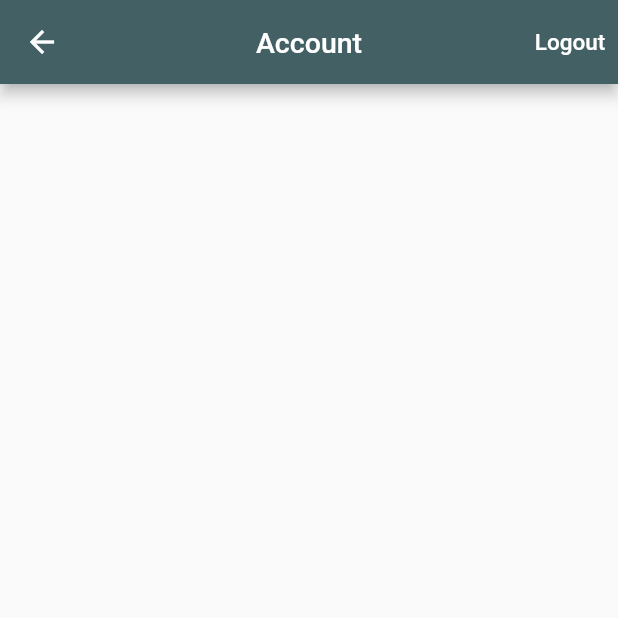
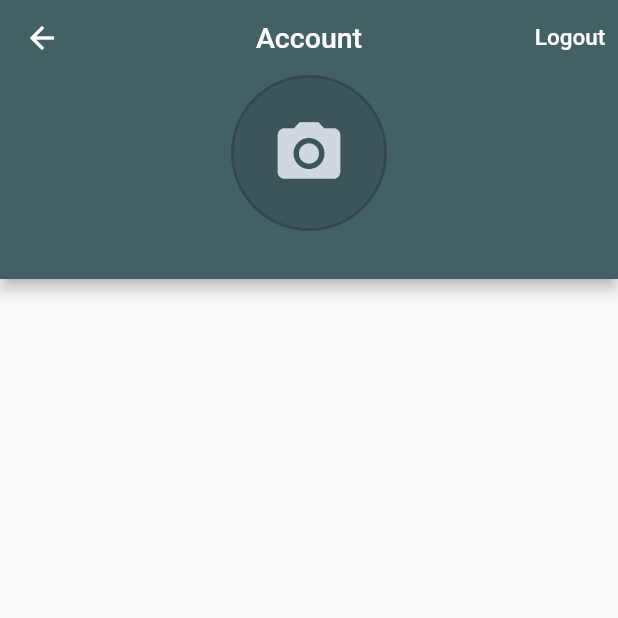
Before and after one commit to VailStawb/time_tracker_app, a Flutter app: the AccountPage screen opened directly, on a phone screen of 412 x 824 dp, the top half of it. Run offline on Flutter 3.47's test engine with Material 2 defaults, Android fonts, the phone set to English and light mode, and no system bars; our stand-ins replace cloud_firestore, firebase_auth, firebase_core, google_sign_in, rxdart; missing offline and left inert: flutter_login_facebook; accounts and stored records are empty.

Commit message:
Make several changes
-Added an avatar image class
-Accessed the User object in the AccountPage
-some code refactoring

```diff
--- a/lib/app/home/account/account_page.dart
+++ b/lib/app/home/account/account_page.dart
@@ -1,6 +1,7 @@
+import 'package:firebase_auth/firebase_auth.dart';
 import 'package:flutter/material.dart';
 import 'package:provider/provider.dart';
-
+import 'package:time_tracker_app/common_widgets/avatar.dart';
 import '../../../common_widgets/show_alert_dialog.dart';
 import '../../../services/auth.dart';
 
@@ -31,6 +32,7 @@ class AccountPage extends StatelessWidget {
 
   @override
   Widget build(BuildContext context) {
+    final auth = Provider.of<AuthBase>(context, listen: false);
     return Scaffold(
       appBar: AppBar(
         centerTitle: true,
@@ -51,7 +53,29 @@ class AccountPage extends StatelessWidget {
             ),
           )
         ],
+        bottom: PreferredSize(
+          preferredSize: const Size.fromHeight(130),
+          child: _buildUserInfo(auth.currentUser),
+        ),
       ),
     );
   }
+
+  Widget _buildUserInfo(User user) {
+    return Column(
+      children: <Widget>[
+        Avatar(
+          photoUrl: user.photoURL,
+          radius: 50,
+        ),
+        const SizedBox(height: 8),
+        if (user.displayName != null)
+          Text(
+            user.displayName,
+            style: const TextStyle(color: Colors.white),
+          ),
+        const SizedBox(height: 8),
+      ],
+    );
+  }
 }
--- a/lib/app/home/job_entries/entry_list_item.dart
+++ b/lib/app/home/job_entries/entry_list_item.dart
@@ -76,14 +76,13 @@ class EntryListItem extends StatelessWidget {
 
 class DismissibleEntryListItem extends StatelessWidget {
   const DismissibleEntryListItem({
-    this.key,
     this.entry,
     this.job,
     this.onDismissed,
     this.onTap,
-  });
+    Key key,
+  }) : super(key: key);
 
-  final Key key;
   final Entry entry;
   final Job job;
   final VoidCallback onDismissed;
--- a/lib/app/home/job_entries/entry_page.dart
+++ b/lib/app/home/job_entries/entry_page.dart
@@ -66,9 +66,10 @@ class _EntryPageState extends State<EntryPage> {
 
   Future<void> _setEntryAndDismiss(BuildContext context) async {
     try {
+      NavigatorState navigator = Navigator.of(context);
       final entry = _entryFromState();
       await widget.database.setEntry(entry);
-      Navigator.of(context).pop();
+      navigator.pop();
     } on FirebaseException catch (e) {
       showExceptionAlertDialog(
         context,
--- /dev/null
+++ b/lib/common_widgets/avatar.dart
@@ -0,0 +1,27 @@
+import 'package:flutter/material.dart';
+
+class Avatar extends StatelessWidget {
+  const Avatar({Key key, @required this.photoUrl, @required this.radius}) : super(key: key);
+
+  final String photoUrl;
+  final double radius;
+
+  @override
+  Widget build(BuildContext context) {
+    return Container(
+      decoration: BoxDecoration(
+        shape: BoxShape.circle,
+        border: Border.all(
+          color: Colors.black26,
+          width: 2.0,
+        ),
+      ),
+      child: CircleAvatar(
+        radius: radius,
+        backgroundColor: Colors.black12,
+        backgroundImage: photoUrl != null ? NetworkImage(photoUrl) : null,
+        child: photoUrl == null ? Icon(Icons.camera_alt, size: radius) : null,
+      ),
+    );
+  }
+}
```
